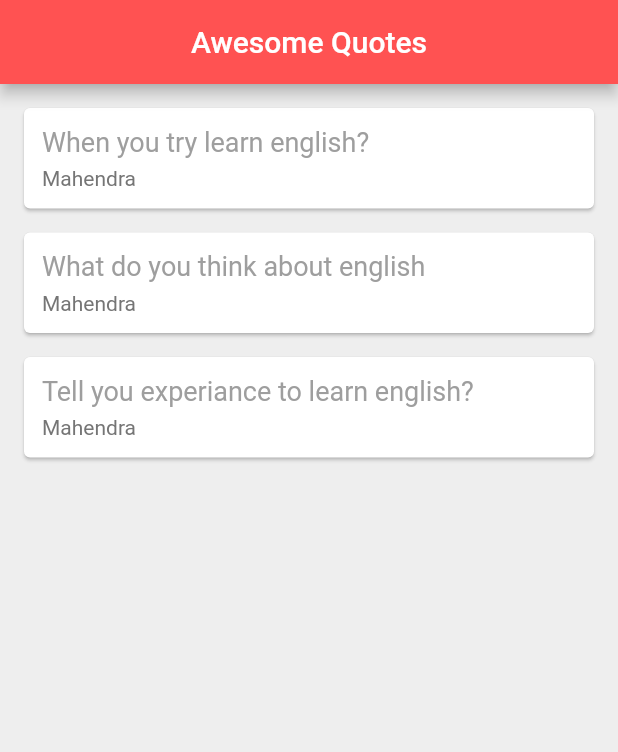
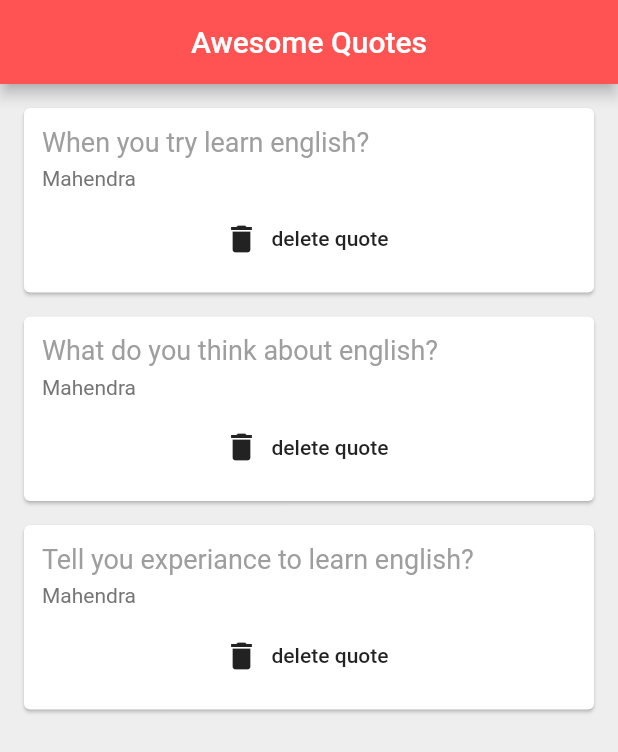
Before and after one commit to Mahendra022/Learn-to-Flutter, a Flutter app: the screen it shows after launch, on a phone screen of 412 x 824 dp. Shown: the top 752 px of the screen. Run offline on Flutter 3.47's test engine with Material 2 defaults, Android fonts, the phone set to English and light mode, and no system bars.

Commit message:
Learn14_Learn Function delete as Arguments

```diff
--- a/lib/main.dart
+++ b/lib/main.dart
@@ -14,7 +14,7 @@ class QuoteList extends StatefulWidget {
 class _QuoteListState extends State<QuoteList> {
   List<Quote> quotes = [
     Quote(author: 'Mahendra', text: 'When you try learn english?'),
-    Quote(author: 'Mahendra', text: 'What do you think about english'),
+    Quote(author: 'Mahendra', text: 'What do you think about english?'),
     Quote(author: 'Mahendra', text: 'Tell you experiance to learn english?'),
   ];
 
@@ -28,7 +28,15 @@ class _QuoteListState extends State<QuoteList> {
         backgroundColor: Colors.redAccent,
       ),
       body: Column(
-        children: quotes.map((quote) => QuoteCard(quote: quote)).toList(),
+        children: quotes
+            .map((quote) => QuoteCard(
+                quote: quote,
+                delete: () {
+                  setState(() {
+                    quotes.remove(quote);
+                  });
+                }))
+            .toList(),
       ),
     );
   }
--- a/lib/quote_card.dart
+++ b/lib/quote_card.dart
@@ -3,7 +3,8 @@ import 'package:flutter/material.dart';
 
 class QuoteCard extends StatelessWidget {
   final Quote quote;
-  QuoteCard({required this.quote});
+  final Function delete;
+  QuoteCard({required this.quote, required this.delete});
 
   @override
   Widget build(BuildContext context) {
@@ -28,6 +29,17 @@ class QuoteCard extends StatelessWidget {
                 color: Colors.grey[600],
               ),
             ),
+            SizedBox(
+              height: 8.0,
+            ),
+            // ignore: deprecated_member_use
+            FlatButton.icon(
+              onPressed: () {
+                delete();
+              },
+              label: Text('delete quote'),
+              icon: Icon(Icons.delete),
+            )
           ],
         ),
       ),
```
